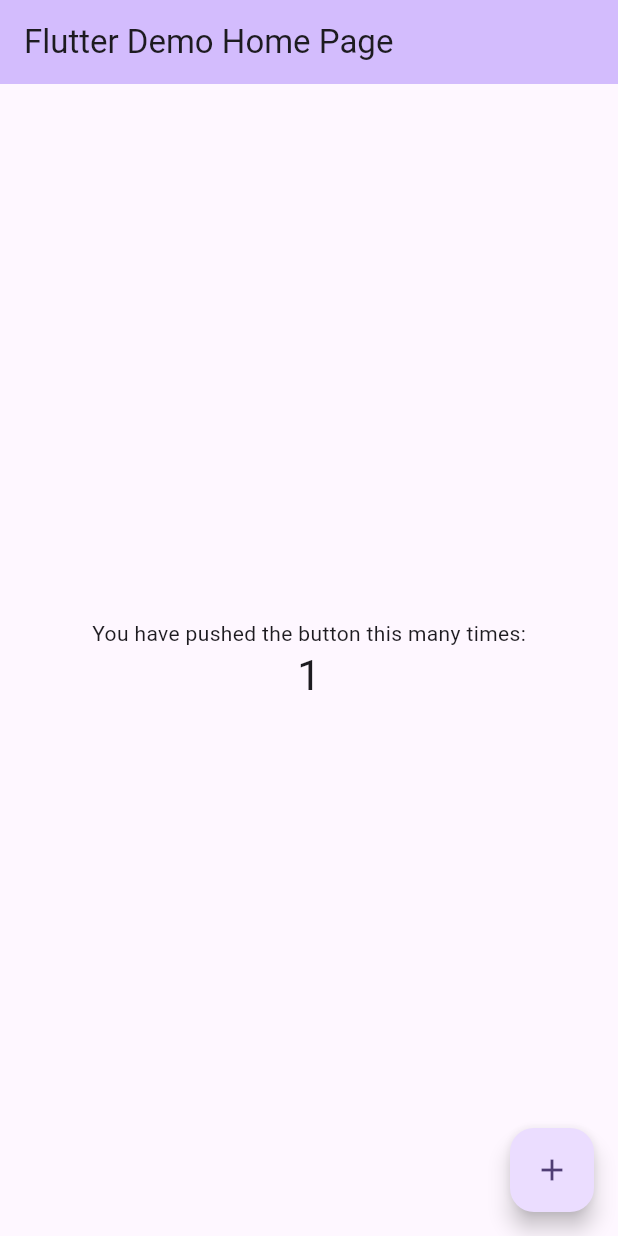
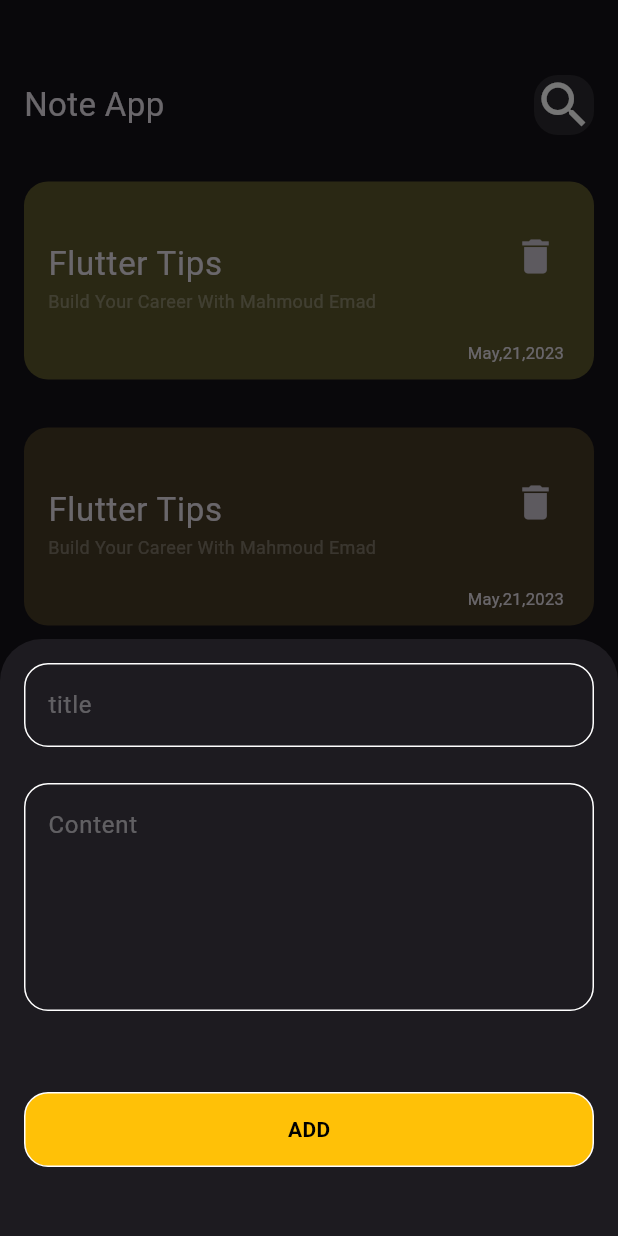
Before and after one commit to Ma7moudEmadeldin/note__App, a Flutter app: the screen it shows after launch, after a tap on the "add" icon, on a phone screen of 412 x 824 dp. Run offline on Flutter 3.47's test engine with Material 3 defaults, Android fonts, the phone set to English and light mode, and no system bars.

Commit message:
add hive

```diff
--- /dev/null
+++ b/lib/addButton.dart
@@ -0,0 +1,30 @@
+
+import 'package:flutter/material.dart';
+
+class add_Button_Widget extends StatelessWidget {
+  const add_Button_Widget({
+    super.key,
+  });
+
+  @override
+  Widget build(BuildContext context) {
+    return Padding(
+      padding:
+          EdgeInsets.symmetric(vertical: 16, horizontal: 16),
+      child: Container(
+        width: MediaQuery.of(context).size.width,
+        height: 50,
+        decoration: BoxDecoration(
+            borderRadius: BorderRadius.circular(16),
+            color: Colors.amber,
+            border: Border.all(color: Colors.white)),
+        child: Center(
+            child: Text(
+          'ADD',
+          style: TextStyle(
+              color: Colors.black, fontWeight: FontWeight.bold),
+        )),
+      ),
+    );
+  }
+}
--- /dev/null
+++ b/lib/addNote_View.dart
@@ -0,0 +1,30 @@
+import 'package:flutter/material.dart';
+import 'package:noteapp/addButton.dart';
+import 'package:noteapp/textField.dart';
+
+class addNote_Widget extends StatelessWidget {
+  const addNote_Widget({super.key});
+
+  @override
+  Widget build(BuildContext context) {
+    return SingleChildScrollView(
+      physics: BouncingScrollPhysics(),
+      child: Column(
+        children: [
+          textFieldWidget(hintText: 'title', maxLine: 1),
+          textFieldWidget(
+            hintText: 'Content',
+            maxLine: 5,
+          ),
+          SizedBox(
+            height: 30,
+          ),
+          add_Button_Widget(),
+          SizedBox(
+            height: 30,
+          )
+        ],
+      ),
+    );
+  }
+}
--- /dev/null
+++ b/lib/custom_Appbar.dart
@@ -0,0 +1,18 @@
+import 'package:flutter/material.dart';
+import 'package:noteapp/top_widget.dart';
+
+class customAppBar extends StatelessWidget {
+  const customAppBar({super.key});
+
+  @override
+  Widget build(BuildContext context) {
+    return Column(
+      children: [
+        SizedBox(
+          height: 50,
+        ),
+        topWidget(iconn: Icons.search, size: 40,  border: 16, text: 'Note App',)
+      ],
+    );
+  }
+}
--- /dev/null
+++ b/lib/edit_CustomAppbar.dart
@@ -0,0 +1,14 @@
+import 'package:flutter/material.dart';
+import 'package:noteapp/top_widget.dart';
+
+class edit_CustomAppbar extends StatelessWidget {
+  const edit_CustomAppbar({super.key});
+
+  @override
+  Widget build(BuildContext context) {
+    return Container(
+      child:
+          topWidget(iconn: Icons.done, size: 40, border: 8, text: 'Edit Note'),
+    );
+  }
+}
--- /dev/null
+++ b/lib/edit_note.dart
@@ -0,0 +1,25 @@
+import 'package:flutter/material.dart';
+
+import 'package:noteapp/edit_CustomAppbar.dart';
+import 'package:noteapp/textField.dart';
+
+class edit_Note extends StatelessWidget {
+  const edit_Note({super.key});
+
+  @override
+  Widget build(BuildContext context) {
+    return Scaffold(
+
+      body: Column(
+
+        children: [
+          SizedBox(height: 50,),
+          edit_CustomAppbar(),
+          SizedBox(height: 50,),
+          textFieldWidget(hintText: 'Title' , maxLine: 1),
+          textFieldWidget(hintText: 'Content', maxLine: 5,)
+          ],
+      ),
+    );
+  }
+}
--- a/lib/main.dart
+++ b/lib/main.dart
@@ -1,125 +1,21 @@
 import 'package:flutter/material.dart';
+import 'package:noteapp/noteView.dart';
 
 void main() {
-  runApp(const MyApp());
+  runApp(const Main());
 }
 
-class MyApp extends StatelessWidget {
-  const MyApp({super.key});
+class Main extends StatelessWidget {
+  const Main({super.key});
 
-  // This widget is the root of your application.
   @override
   Widget build(BuildContext context) {
     return MaterialApp(
-      title: 'Flutter Demo',
-      theme: ThemeData(
-        // This is the theme of your application.
-        //
-        // TRY THIS: Try running your application with "flutter run". You'll see
-        // the application has a purple toolbar. Then, without quitting the app,
-        // try changing the seedColor in the colorScheme below to Colors.green
-        // and then invoke "hot reload" (save your changes or press the "hot
-        // reload" button in a Flutter-supported IDE, or press "r" if you used
-        // the command line to start the app).
-        //
-        // Notice that the counter didn't reset back to zero; the application
-        // state is not lost during the reload. To reset the state, use hot
-        // restart instead.
-        //
-        // This works for code too, not just values: Most code changes can be
-        // tested with just a hot reload.
-        colorScheme: ColorScheme.fromSeed(seedColor: Colors.deepPurple),
-        useMaterial3: true,
-      ),
-      home: const MyHomePage(title: 'Flutter Demo Home Page'),
-    );
+        debugShowCheckedModeBanner: false,
+        theme: ThemeData(
+          brightness: Brightness.dark,
+
+        ),
+        home: notes_View());
   }
 }
-
-class MyHomePage extends StatefulWidget {
-  const MyHomePage({super.key, required this.title});
-
-  // This widget is the home page of your application. It is stateful, meaning
-  // that it has a State object (defined below) that contains fields that affect
-  // how it looks.
-
-  // This class is the configuration for the state. It holds the values (in this
-  // case the title) provided by the parent (in this case the App widget) and
-  // used by the build method of the State. Fields in a Widget subclass are
-  // always marked "final".
-
-  final String title;
-
-  @override
-  State<MyHomePage> createState() => _MyHomePageState();
-}
-
-class _MyHomePageState extends State<MyHomePage> {
-  int _counter = 0;
-
-  void _incrementCounter() {
-    setState(() {
-      // This call to setState tells the Flutter framework that something has
-      // changed in this State, which causes it to rerun the build method below
-      // so that the display can reflect the updated values. If we changed
-      // _counter without calling setState(), then the build method would not be
-      // called again, and so nothing would appear to happen.
-      _counter++;
-    });
-  }
-
-  @override
-  Widget build(BuildContext context) {
-    // This method is rerun every time setState is called, for instance as done
-    // by the _incrementCounter method above.
-    //
-    // The Flutter framework has been optimized to make rerunning build methods
-    // fast, so that you can just rebuild anything that needs updating rather
-    // than having to individually change instances of widgets.
-    return Scaffold(
-      appBar: AppBar(
-        // TRY THIS: Try changing the color here to a specific color (to
-        // Colors.amber, perhaps?) and trigger a hot reload to see the AppBar
-        // change color while the other colors stay the same.
-        backgroundColor: Theme.of(context).colorScheme.inversePrimary,
-        // Here we take the value from the MyHomePage object that was created by
-        // the App.build method, and use it to set our appbar title.
-        title: Text(widget.title),
-      ),
-      body: Center(
-        // Center is a layout widget. It takes a single child and positions it
-        // in the middle of the parent.
-        child: Column(
-          // Column is also a layout widget. It takes a list of children and
-          // arranges them vertically. By default, it sizes itself to fit its
-          // children horizontally, and tries to be as tall as its parent.
-          //
-          // Column has various properties to control how it sizes itself and
-          // how it positions its children. Here we use mainAxisAlignment to
-          // center the children vertically; the main axis here is the vertical
-          // axis because Columns are vertical (the cross axis would be
-          // horizontal).
-          //
-          // TRY THIS: Invoke "debug painting" (choose the "Toggle Debug Paint"
-          // action in the IDE, or press "p" in the console), to see the
-          // wireframe for each widget.
-          mainAxisAlignment: MainAxisAlignment.center,
-          children: <Widget>[
-            const Text(
-              'You have pushed the button this many times:',
-            ),
-            Text(
-              '$_counter',
-              style: Theme.of(context).textTheme.headlineMedium,
-            ),
-          ],
-        ),
-      ),
-      floatingActionButton: FloatingActionButton(
-        onPressed: _incrementCounter,
-        tooltip: 'Increment',
-        child: const Icon(Icons.add),
-      ), // This trailing comma makes auto-formatting nicer for build methods.
-    );
-  }
-}
--- /dev/null
+++ b/lib/noteView.dart
@@ -0,0 +1,30 @@
+import 'package:flutter/material.dart';
+import 'package:noteapp/addNote_View.dart';
+import 'package:noteapp/custom_Appbar.dart';
+import 'package:noteapp/note_List_View.dart';
+
+class notes_View extends StatelessWidget {
+  const notes_View({super.key});
+
+  @override
+  Widget build(BuildContext context) {
+    return Scaffold(
+        floatingActionButton: FloatingActionButton(
+          onPressed: () {
+            showModalBottomSheet(
+              context: context,
+              builder: (context) {
+                return addNote_Widget();
+              },
+            );
+          },
+          child: Icon(Icons.add),
+        ),
+        body: Column(
+          children: [
+            customAppBar(),
+            Expanded(child: noteListView()),
+          ],
+        ));
+  }
+}
--- /dev/null
+++ b/lib/note_Items.dart
@@ -0,0 +1,65 @@
+import 'package:flutter/material.dart';
+import 'package:noteapp/edit_note.dart';
+
+class noteItem extends StatelessWidget {
+  const noteItem({super.key, required this.color});
+  final dynamic color;
+  @override
+  Widget build(BuildContext context) {
+    return GestureDetector(
+      onTap: () {
+        Navigator.push(
+          context,
+          MaterialPageRoute(
+            builder: (context) {
+              return edit_Note();
+            },
+          ),
+        );
+      },
+      child: Padding(
+        padding: const EdgeInsets.all(16.0),
+        child: Container(
+          decoration: BoxDecoration(
+            borderRadius: BorderRadius.circular(16),
+            color: color,
+          ),
+          child: Padding(
+            padding: EdgeInsets.only(top: 30, bottom: 10),
+            child: Column(
+              children: [
+                ListTile(
+                  title: Text(
+                    'Flutter Tips',
+                    style: TextStyle(fontSize: 22),
+                  ),
+                  subtitle: Text(
+                    'Build Your Career With Mahmoud Emad',
+                    style: TextStyle(
+                        color: Colors.white.withOpacity(.3), fontSize: 12),
+                  ),
+                  trailing: Padding(
+                      padding: EdgeInsets.only(bottom: 40),
+                      child: Icon(
+                        Icons.delete,
+                        size: 30,
+                      )),
+                ),
+                Align(
+                  alignment: Alignment.bottomRight,
+                  child: Padding(
+                    padding: EdgeInsets.only(right: 20, top: 10),
+                    child: Text(
+                      'May,21,2023',
+                      style: TextStyle(fontSize: 11),
+                    ),
+                  ),
+                )
+              ],
+            ),
+          ),
+        ),
+      ),
+    );
+  }
+}
--- /dev/null
+++ b/lib/note_List_View.dart
@@ -0,0 +1,31 @@
+import 'package:flutter/material.dart';
+import 'package:noteapp/note_Items.dart';
+
+class noteListView extends StatelessWidget {
+  noteListView({
+    super.key,
+  });
+  List<dynamic> dataColor = [
+    Color.fromARGB(255, 92, 87, 44),
+    Color.fromARGB(255, 70, 58, 36),
+    Color.fromARGB(255, 104, 12, 5),
+    Color.fromARGB(255, 92, 87, 44),
+    Color.fromARGB(255, 70, 58, 36),
+    Color.fromARGB(255, 104, 12, 5)
+  ];
+  @override
+  Widget build(BuildContext context) {
+    return Padding(
+      padding: EdgeInsets.symmetric(vertical: 15),
+      child: ListView.builder(
+        padding: EdgeInsets.zero,
+        itemCount: 6,
+        itemBuilder: (context, index) {
+          return noteItem(
+            color: dataColor[index],
+          );
+        },
+      ),
+    );
+  }
+}
--- /dev/null
+++ b/lib/textField.dart
@@ -0,0 +1,32 @@
+
+import 'package:flutter/material.dart';
+
+class textFieldWidget extends StatelessWidget {
+   textFieldWidget({super.key , required this.hintText ,  this.maxLine = 1});
+String hintText;
+int maxLine ;
+  @override
+  Widget build(BuildContext context) {
+    return Container(
+      child: Column(
+        children: [
+          Padding(
+            padding: EdgeInsets.only(top: 16 , left: 16 , right: 16 , bottom: 8),
+            child: TextField(maxLines: maxLine,
+              decoration: InputDecoration(
+                hintText: hintText,
+
+                hintStyle: TextStyle(color: Colors.white.withOpacity(.3) ),
+                border: OutlineInputBorder(
+                  borderRadius: BorderRadius.circular(16),
+                ),
+                enabledBorder: OutlineInputBorder(borderSide: BorderSide(color: Colors.white ,) , borderRadius: BorderRadius.circular(16))
+              ),
+
+            ),
+          )
+        ],
+      ),
+    );
+  }
+}
--- /dev/null
+++ b/lib/top_widget.dart
@@ -0,0 +1,29 @@
+import 'package:flutter/material.dart';
+
+class topWidget extends StatelessWidget {
+  const topWidget({super.key , required this.iconn , required this.size , required this.border , required this.text});
+final IconData iconn;
+final double size;
+final double border;
+final String text;
+  @override
+  Widget build(BuildContext context) {
+    return Row(
+      mainAxisAlignment: MainAxisAlignment.spaceBetween,
+      children: [
+        Padding(
+          padding: EdgeInsets.only(left: 16),
+          child: Text(text , style: TextStyle(fontSize: 22 , ),)),
+        Padding(
+          padding: EdgeInsets.only(right: 16),
+          child: Container(
+            decoration: BoxDecoration(
+              borderRadius: BorderRadius.circular(border), color: Colors.white.withOpacity(.1)
+            ),
+            child: Center(child: Icon(iconn , size: size,)),
+          ),
+        )
+      ],
+    );
+  }
+}
```
Also changed, not shown: pubspec.yaml (+7 -16 lines), lib/model/note_Model.dart (added), pubspec.lock, 1 other file.
